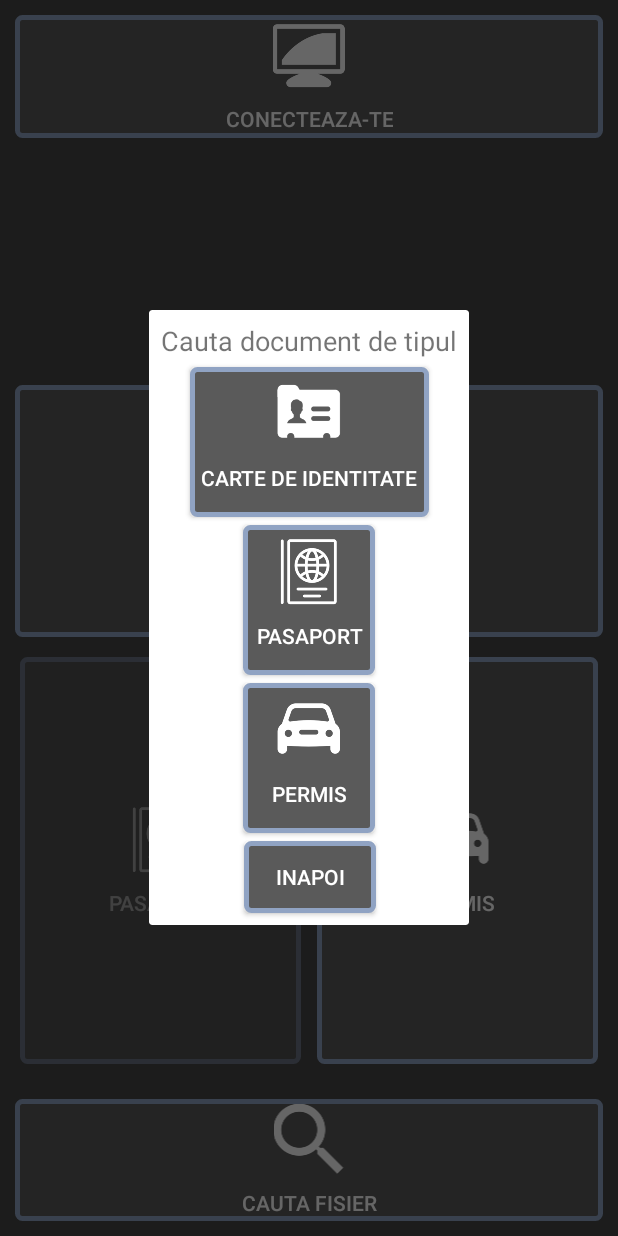
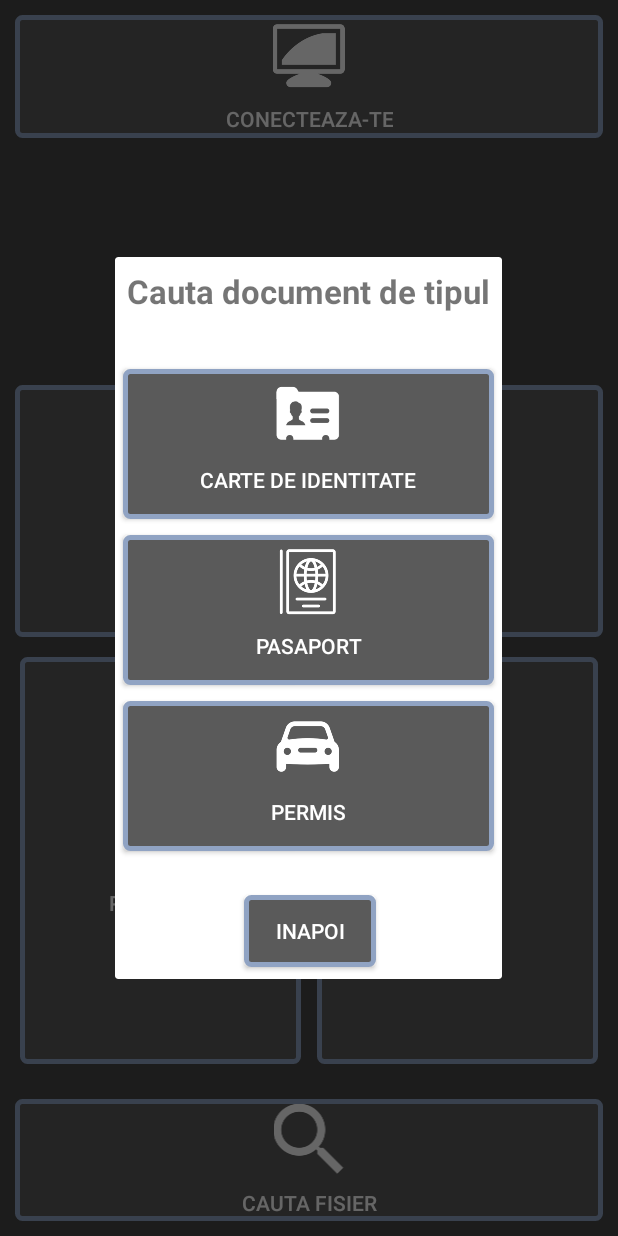
Before and after one commit to ikikaze/EyeD, an Android app: the screen it shows after launch (MainActivity), after a tap on "CAUTA FISIER", on a phone screen of 412 x 824 dp. Run offline under Robolectric (Android 15) with nearby library versions, the phone set to English and light mode, and no system bars; libraries missing offline, so code that uses them is left out: com.karumi.dexter, io.realm; 8 statements that could not run were skipped.

Commit message:
Improve design and usability

```diff
--- a/app/src/main/java/ro/lockdowncode/eyedread/EditDocInfo.java
+++ b/app/src/main/java/ro/lockdowncode/eyedread/EditDocInfo.java
@@ -86,6 +86,7 @@ public class EditDocInfo extends AppCompatActivity {
                 Intent intent = new Intent(this, TemplatesList.class);
                 intent.putExtra("type", getIntent().getStringExtra("type"));
                 intent.putExtra("dataJson", getFieldsValuesJson());
+                intent.setFlags(intent.getFlags() | Intent.FLAG_ACTIVITY_NO_HISTORY);
                 startActivity(intent);
                 break;
         }
--- a/app/src/main/java/ro/lockdowncode/eyedread/MainActivity.java
+++ b/app/src/main/java/ro/lockdowncode/eyedread/MainActivity.java
@@ -51,10 +51,6 @@ public class MainActivity extends AppCompatActivity {
         return instance;
     }
 
-    private MenuButton btnSearch;
-    private MenuButton btnID;
-    private MenuButton btnPass;
-    private MenuButton btnLicense;
     private MenuButton btnConnect;
 
     private Dialog connDialog;
@@ -74,14 +70,14 @@ public class MainActivity extends AppCompatActivity {
         super.onCreate(savedInstanceState);
         setContentView(R.layout.activity_main);
 
+        // Have no idea why I put this here but at this point I'm too afraid to remove it
         StrictMode.ThreadPolicy policy = new StrictMode.ThreadPolicy.Builder().permitAll().build();
         StrictMode.setThreadPolicy(policy);
 
         instance = this;
+        btnConnect = findViewById(R.id.btnConnect);
 
         handlePermissions();
-
-        initButtons();
 
         Intent intent = new Intent(MainActivity.this, CommunicationService.class);
         startService(intent);
@@ -105,7 +101,6 @@ public class MainActivity extends AppCompatActivity {
                         .withButtonText(android.R.string.ok)
                         .build();
 
-
         Dexter.withActivity(this)
                 .withPermissions(
                         Manifest.permission.CAMERA,
@@ -121,16 +116,9 @@ public class MainActivity extends AppCompatActivity {
                 ).withListener(dialogMultiplePermissionsListener).check();
     }
 
-    private void initButtons() {
-        btnConnect = findViewById(R.id.btnConnect);
-        btnSearch = findViewById(R.id.btnSearch);
-        btnID = findViewById(R.id.btnID);
-        btnPass = findViewById(R.id.btnPass);
-        btnPass.setEnabled(false);
-        btnLicense = findViewById(R.id.btnLicense);
-    }
-
     private void handleConnectBtnClik() {
+        wifiStatusChange();
+        if (wifiOn) {
             if (getConnStatus() == CONNECTION_STATUS.CONNECTED) {
                 handleConnectionStatusClick_Connected(false);
             } else if (getConnStatus() == CONNECTION_STATUS.WAITING) {
@@ -140,11 +128,11 @@ public class MainActivity extends AppCompatActivity {
                 startActivity(homepage);
             }
         }
+    }
 
     @Override
     protected void onPause() {
         super.onPause();
-
         if (wifiAlertDialog != null) {
             wifiAlertDialog.dismiss();
         }
@@ -174,9 +162,6 @@ public class MainActivity extends AppCompatActivity {
             desktopBusy.dismiss();
         }
 
-        if (activityCanceledDialog != null) {
-            activityCanceledDialog.dismiss();
-        }
         if (getConnStatus() == CONNECTION_STATUS.CONNECTED && CommunicationService.uiMessageReceiverHandler != null) {
             // ping desktop
             Message msg = new Message();
@@ -278,9 +263,7 @@ public class MainActivity extends AppCompatActivity {
         newConnectionButton.setOnClickListener(new View.OnClickListener() {
             public void onClick(View v) {
                 new AlertDialog.Builder(MainActivity.getInstance())
-                        .setTitle("Title")
                         .setMessage("Doriti sa va conectati cu alt calculator ?")
-                        .setIcon(android.R.drawable.ic_dialog_alert)
                         .setPositiveButton(R.string.yes, new DialogInterface.OnClickListener() {
                             public void onClick(DialogInterface dialog, int whichButton) {
                                 resetConnectionPreferences();
@@ -299,8 +282,6 @@ public class MainActivity extends AppCompatActivity {
 
         connDialog.show();
     }
-
-
 
     public void searchDocSelected(View view) {
         int id = view.getId();
@@ -321,13 +302,11 @@ public class MainActivity extends AppCompatActivity {
                     break;
             }
 
-
             Intent galleryIntent = new Intent(Intent.ACTION_PICK,
                     android.provider.MediaStore.Images.Media.EXTERNAL_CONTENT_URI);
             startActivityForResult(galleryIntent, RESULT_LOAD_IMG);
         }
     }
-
 
     public void btnsClicked(View view) {
         int id = view.getId();
@@ -343,7 +322,9 @@ public class MainActivity extends AppCompatActivity {
                 intent.putExtra("type", Utils.Document.PERMIS.name());
                 break;
             case R.id.btnPass:
-                handlePassportSelect();
+                //handlePassportSelect();
+                intent = new Intent(this, LicenseActivity.class);
+                intent.putExtra("type", Utils.Document.PASAPORT.name());
                 break;
             case R.id.btnSearch:
                 docTypeSelectionPopup();
@@ -436,34 +417,24 @@ public class MainActivity extends AppCompatActivity {
         btnScan.setWidth(btnPic.getWidth());
         passDialog.show();
 
-
-
-
     }
 
     private void docTypeSelectionPopup() {
         // custom dialog
         docTypeSelectionDialog = new Dialog(MainActivity.getInstance());
         docTypeSelectionDialog.setContentView(R.layout.doc_type_selection_dialog);
-        docTypeSelectionDialog.setTitle("Title...");
-
-
         docTypeSelectionDialog.show();
     }
 
     public void pairingSuccessful(String desktopID) {
         saveNewConnection(getActiveDesktopConnection().getName(), getActiveDesktopConnection().getIp(), desktopID, 2);
         runOnUiThread(new Runnable() {
-
             @Override
             public void run() {
-
                 resetConnectionButtonText();
                 setConnectionVisibility(true);
-
             }
         });
-
     }
 
     public void updateDsktopIP(String desktopIP) {
@@ -500,6 +471,7 @@ public class MainActivity extends AppCompatActivity {
                         wifiAlertDialog = new AlertDialog.Builder(MainActivity.getInstance())
                                 .setTitle("Wifi este oprit")
                                 .setMessage("Conecteaza-te la wifi pentru a putea comunica cu calculatorul")
+                                .setPositiveButton("OK", null)
                                 .setIcon(android.R.drawable.ic_dialog_alert).create();
                     }
                     if (!wifiAlertDialog.isShowing()) {
@@ -524,7 +496,6 @@ public class MainActivity extends AppCompatActivity {
                 }
             }
             wifiOn = true;
-
         }
     }
 
@@ -537,6 +508,7 @@ public class MainActivity extends AppCompatActivity {
                     desktopBusy = new AlertDialog.Builder(MainActivity.getInstance())
                             .setTitle("Calculatorul este ocupat")
                             .setMessage("Te rugam incearca mai tarziu")
+                            .setPositiveButton("OK", null)
                             .setIcon(android.R.drawable.ic_dialog_alert).create();
                 }
                 if (!desktopBusy.isShowing()) {
@@ -625,15 +597,12 @@ public class MainActivity extends AppCompatActivity {
 
     public void cancelActivity() {
         runOnUiThread(new Runnable() {
-
             @Override
             public void run() {
                 if (activityCanceledDialog == null) {
                     activityCanceledDialog = new AlertDialog.Builder(MainActivity.getInstance())
-                            .setTitle("Alerta")
-                            .setMessage("Activitatea a fost oprita din calculator!")
-                            .setIcon(android.R.drawable.ic_dialog_alert)
-                            .setNeutralButton("OK", null).create();
+                            .setMessage("Activitatea a fost oprita !")
+                            .setPositiveButton("OK", null).create();
                 }
                 if (!activityCanceledDialog.isShowing()) {
                     if (!isFinishing()) {
--- a/app/src/main/java/ro/lockdowncode/eyedread/SendDocument.java
+++ b/app/src/main/java/ro/lockdowncode/eyedread/SendDocument.java
@@ -73,6 +73,7 @@ public class SendDocument extends AppCompatActivity {
             ByteArrayOutputStream baos = new ByteArrayOutputStream();
             bitmap.compress(Bitmap.CompressFormat.JPEG, 100, baos);
             picData = baos.toByteArray();
+            EyeDRead.getInstance().setCapturedPhotoData(picData);
         }
 
         // phone not paired with any desktop
--- a/app/src/main/java/ro/lockdowncode/eyedread/communication/CommunicationService.java
+++ b/app/src/main/java/ro/lockdowncode/eyedread/communication/CommunicationService.java
@@ -213,11 +213,11 @@ public class CommunicationService extends Service implements MessageListener {
                     if (SendDocument.getInstance() != null) {
                         SendDocument.getInstance().processStoppedByDesktop();
                     }
-                    if (EditDocInfo.getInstance() != null) {
+                    if (EditDocInfo.getInstance() != null && !EditDocInfo.getInstance().isFinishing()) {
                         EditDocInfo.getInstance().finish();
                         MainActivity.getInstance().cancelActivity();
                     }
-                    if (TemplatesList.getInstance() != null) {
+                    if (TemplatesList.getInstance() != null  && !TemplatesList.getInstance().isFinishing()) {
                         TemplatesList.getInstance().finish();
                         MainActivity.getInstance().cancelActivity();
                     }
--- a/app/src/main/res/drawable/button_bg.xml
+++ b/app/src/main/res/drawable/button_bg.xml
@@ -1,10 +1,6 @@
 <?xml version="1.0" encoding="utf-8"?>
-<shape xmlns:android="http://schemas.android.com/apk/res/android"
-    android:shape="rectangle">
-    <corners android:radius="3dp" />
-    <stroke
-        android:width="5px"
-        android:color="#90a3c3" />
-    <solid
-        android:color="#5a5a5a"/>
-</shape>
+<selector xmlns:android="http://schemas.android.com/apk/res/android" >
+    <item android:state_pressed="true" android:drawable="@drawable/button_bg_pressed"/>
+    <item android:state_focused="true" android:drawable="@drawable/button_bg_pressed"/>
+    <item android:drawable="@drawable/button_bg_normal"/>
+</selector>
--- /dev/null
+++ b/app/src/main/res/drawable/button_bg_normal.xml
@@ -0,0 +1,10 @@
+<?xml version="1.0" encoding="utf-8"?>
+<shape xmlns:android="http://schemas.android.com/apk/res/android"
+    android:shape="rectangle">
+    <corners android:radius="3dp" />
+    <stroke
+        android:width="5px"
+        android:color="#90a3c3" />
+    <solid
+        android:color="#5a5a5a"/>
+</shape>
--- /dev/null
+++ b/app/src/main/res/drawable/button_bg_pressed.xml
@@ -0,0 +1,10 @@
+<?xml version="1.0" encoding="utf-8"?>
+<shape xmlns:android="http://schemas.android.com/apk/res/android"
+    android:shape="rectangle">
+    <corners android:radius="3dp" />
+    <stroke
+        android:width="5px"
+        android:color="#a5b6d4" />
+    <solid
+        android:color="#7c7c7c"/>
+</shape>
--- a/app/src/main/res/layout/activity_main.xml
+++ b/app/src/main/res/layout/activity_main.xml
@@ -92,9 +92,7 @@
             android:layout_height="match_parent"
             android:layout_margin="5dp"
             android:layout_weight="1"
-            android:alpha="0.5"
             android:background="@drawable/button_bg"
-            android:clickable="false"
             android:onClick="btnsClicked"
             android:padding="7dp"
             android:textColor="@color/colorEyeD"
--- a/app/src/main/res/layout/doc_field_item.xml
+++ b/app/src/main/res/layout/doc_field_item.xml
@@ -2,6 +2,7 @@
 <android.support.constraint.ConstraintLayout xmlns:android="http://schemas.android.com/apk/res/android"
     xmlns:app="http://schemas.android.com/apk/res-auto"
     xmlns:tools="http://schemas.android.com/tools"
+    android:background="#464646"
     android:layout_width="match_parent"
     android:layout_height="wrap_content">
 
@@ -12,7 +13,8 @@
         android:layout_marginBottom="8dp"
         android:layout_marginStart="8dp"
         android:layout_marginTop="8dp"
-        android:textSize="24sp"
+        android:textSize="20sp"
+        android:textColor="@color/colorEyeD"
         android:labelFor="@+id/fieldValue"
         app:layout_constraintBottom_toBottomOf="parent"
         app:layout_constraintStart_toStartOf="parent"
@@ -28,7 +30,7 @@
         android:layout_marginTop="8dp"
         android:ems="10"
         android:inputType="text"
-        android:textColor="@android:color/black"
+        android:textColor="@color/colorEyeD"
         app:layout_constraintBottom_toBottomOf="parent"
         app:layout_constraintEnd_toEndOf="parent"
         app:layout_constraintStart_toEndOf="@+id/fieldName"
--- a/app/src/main/res/layout/doc_type_selection_dialog.xml
+++ b/app/src/main/res/layout/doc_type_selection_dialog.xml
@@ -10,21 +10,25 @@
         android:id="@+id/textView"
         android:layout_width="wrap_content"
         android:layout_height="wrap_content"
+        android:layout_marginBottom="32dp"
         android:layout_marginEnd="8dp"
         android:layout_marginStart="8dp"
         android:layout_marginTop="8dp"
         android:text="Cauta document de tipul"
-        android:textSize="18sp"
+        android:textSize="22sp"
+        android:textStyle="bold"
+        app:layout_constraintBottom_toTopOf="@+id/btnID"
         app:layout_constraintEnd_toEndOf="parent"
         app:layout_constraintStart_toStartOf="parent"
         app:layout_constraintTop_toTopOf="parent" />
 
     <Button
         android:id="@+id/btnID"
-        android:layout_width="match_parent"
+        android:layout_width="0dp"
         android:layout_height="100dp"
         android:layout_margin="5dp"
-        android:layout_marginEnd="8dp"
+        android:layout_marginEnd="24dp"
+        android:layout_marginStart="24dp"
         android:layout_marginTop="8dp"
         android:layout_weight="1"
         android:background="@drawable/button_bg"
@@ -41,9 +45,11 @@
 
     <Button
         android:id="@+id/btnPass"
-        android:layout_width="match_parent"
+        android:layout_width="0dp"
         android:layout_height="100dp"
         android:layout_margin="5dp"
+        android:layout_marginEnd="24dp"
+        android:layout_marginStart="24dp"
         android:layout_weight="1"
         android:background="@drawable/button_bg"
         android:drawableTop="@mipmap/pass"
@@ -54,17 +60,17 @@
         app:layout_constraintBottom_toTopOf="@+id/btnLicense"
         app:layout_constraintEnd_toEndOf="parent"
         app:layout_constraintStart_toStartOf="parent"
-        app:layout_constraintTop_toTopOf="parent"
+        app:layout_constraintTop_toBottomOf="@+id/btnID"
         app:layout_constraintVertical_bias="1.0" />
 
     <Button
         android:id="@+id/btnLicense"
-        android:layout_width="match_parent"
+        android:layout_width="0dp"
         android:layout_height="100dp"
         android:layout_margin="5dp"
         android:layout_marginBottom="8dp"
-        android:layout_marginEnd="8dp"
-        android:layout_marginStart="8dp"
+        android:layout_marginEnd="24dp"
+        android:layout_marginStart="24dp"
         android:layout_marginTop="8dp"
         android:layout_weight="1"
         android:background="@drawable/button_bg"
@@ -76,7 +82,7 @@
         app:layout_constraintBottom_toTopOf="@+id/btnDocCancel"
         app:layout_constraintEnd_toEndOf="parent"
         app:layout_constraintStart_toStartOf="parent"
-        app:layout_constraintTop_toBottomOf="@+id/textView"
+        app:layout_constraintTop_toBottomOf="@+id/btnPass"
         app:layout_constraintVertical_bias="1.0" />
 
     <Button
@@ -86,7 +92,7 @@
         android:layout_marginBottom="8dp"
         android:layout_marginEnd="8dp"
         android:layout_marginStart="8dp"
-        android:layout_marginTop="8dp"
+        android:layout_marginTop="24dp"
         android:background="@drawable/button_bg"
         android:onClick="searchDocSelected"
         android:text="@string/cancel"
@@ -95,7 +101,6 @@
         app:layout_constraintEnd_toEndOf="parent"
         app:layout_constraintHorizontal_bias="0.506"
         app:layout_constraintStart_toStartOf="parent"
-        app:layout_constraintTop_toTopOf="@+id/textView"
-        app:layout_constraintVertical_bias="1.0" />
+        app:layout_constraintTop_toBottomOf="@+id/btnLicense" />
 
 </android.support.constraint.ConstraintLayout>
--- a/app/src/main/res/layout/template_list_folder.xml
+++ b/app/src/main/res/layout/template_list_folder.xml
@@ -13,7 +13,7 @@
         android:layout_width="wrap_content"
         android:layout_height="wrap_content"
         android:layout_marginBottom="8dp"
-        android:layout_marginStart="16dp"
+        android:layout_marginStart="8dp"
         android:layout_marginTop="8dp"
         app:layout_constraintBottom_toBottomOf="parent"
         app:layout_constraintStart_toStartOf="parent"
@@ -29,6 +29,7 @@
         android:layout_marginTop="8dp"
         android:text="TextView"
         android:textSize="18sp"
+        android:textColor="@color/colorEyeD"
         app:layout_constraintBottom_toBottomOf="parent"
         app:layout_constraintStart_toEndOf="@+id/template_list_item_icon"
         app:layout_constraintTop_toTopOf="parent" />
--- a/app/src/main/res/values/colors.xml
+++ b/app/src/main/res/values/colors.xml
@@ -4,4 +4,6 @@
     <color name="colorPrimaryDark">#303F9F</color>
     <color name="colorAccent">#ff4081</color>
     <color name="colorEyeD">#ffffff</color>
+    <color name="colorBackgroundPrimary">#464646</color>
+    <color name="colorBackgroundSelected">#737373</color>
 </resources>
```
Also changed, not shown: app/src/main/java/ro/lockdowncode/eyedread/TemplatesList.java (+36 -8 lines), app/src/main/res/layout/activity_edit_doc_info.xml (+9 -0 lines), app/src/main/res/layout/activity_send_document.xml (+9 -1 lines), app/src/main/res/layout/activity_templates_list.xml (+46 -4 lines), app/src/main/res/layout/template_list_item.xml (+6 -4 lines). Lines whose indentation alone changed are shown as unchanged.
